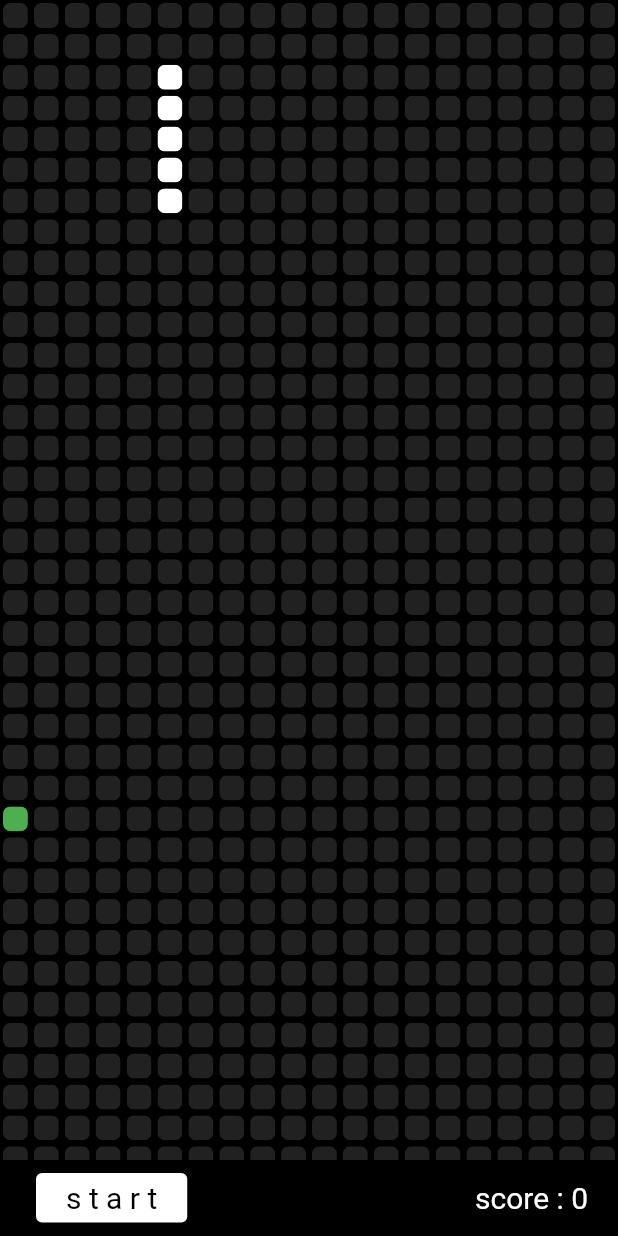
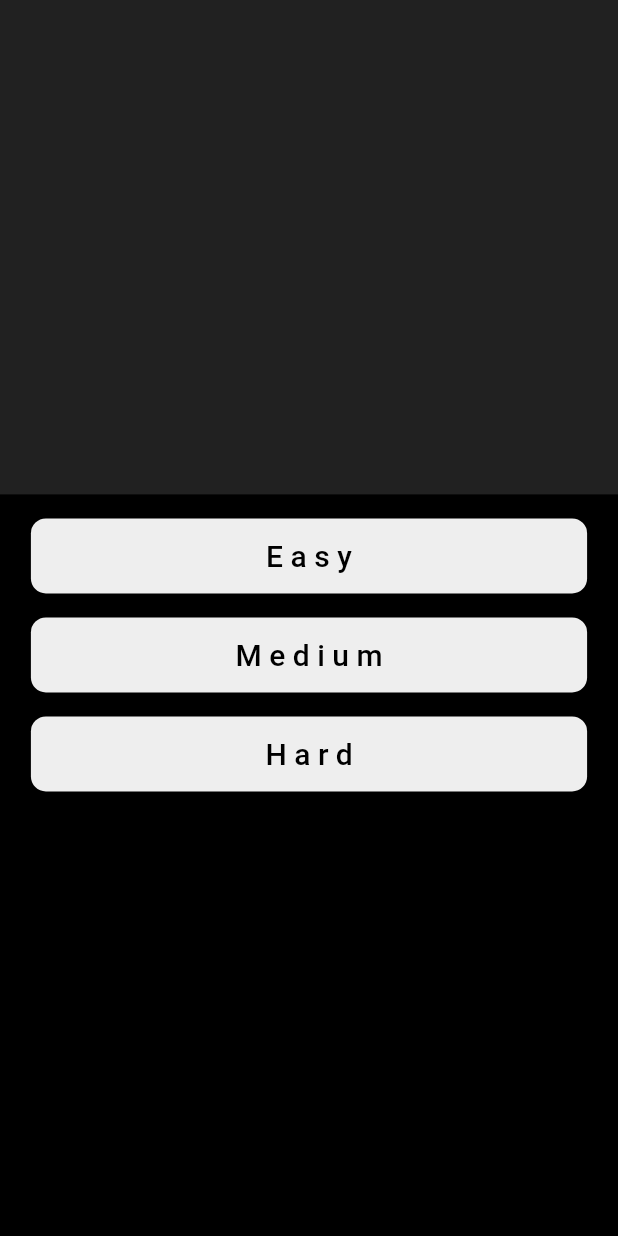
Before and after one commit to shubham0809200/Snake-Game, a Flutter app: the screen it shows after launch, on a phone screen of 412 x 824 dp. Run offline on Flutter 3.47's test engine with Material 2 defaults, Android fonts, the phone set to English and light mode, and no system bars.

Commit message:
added stage page

```diff
--- /dev/null
+++ b/lib/game/game_stage.dart
@@ -0,0 +1,65 @@
+import 'dart:ui';
+
+import 'package:flutter/material.dart';
+import 'package:snake_game/game/game.dart';
+
+class GameStage extends StatelessWidget {
+  const GameStage({Key? key}) : super(key: key);
+
+  @override
+  Widget build(BuildContext context) {
+    final _height = MediaQuery.of(context).size.height;
+    return Scaffold(
+      backgroundColor: Colors.black,
+      body: Column(
+        children: [
+          Container(
+            height: _height * 0.4,
+            color: Colors.grey[900],
+          ),
+          Padding(
+            padding: const EdgeInsets.all(8.0),
+            child: Column(
+              children: [
+                _level(context, 300, "Easy"),
+                _level(context, 200, "Medium"),
+                _level(context, 100, "Hard"),
+              ],
+            ),
+          )
+        ],
+      ),
+    );
+  }
+
+  _level(BuildContext context, int _speed, String levelName) {
+    return TextButton(
+      onPressed: () {
+        Navigator.of(context).pushReplacement(
+          MaterialPageRoute<void>(
+            builder: (BuildContext context) => Game(speed: _speed),
+          ),
+        );
+      },
+      child: Container(
+        height: 50,
+        width: MediaQuery.of(context).size.width * 0.9,
+        decoration: BoxDecoration(
+          borderRadius: BorderRadius.circular(10),
+          color: Colors.grey[200],
+        ),
+        child: Center(
+          child: Text(
+            levelName,
+            style: const TextStyle(
+              color: Colors.black,
+              fontWeight: FontWeight.w500,
+              fontSize: 20,
+              letterSpacing: 5,
+            ),
+          ),
+        ),
+      ),
+    );
+  }
+}
--- a/lib/main.dart
+++ b/lib/main.dart
@@ -1,5 +1,6 @@
 import 'package:flutter/material.dart';
-import 'package:snake_game/game/game.dart';
+import 'package:snake_game/game/game_stage.dart';
+import 'package:snake_game/splash_screen/splash_scree.dart';
 
 void main() {
   runApp(const MyApp());
@@ -16,7 +17,7 @@ class MyApp extends StatelessWidget {
         primarySwatch: Colors.blue,
       ),
       debugShowCheckedModeBanner: false,
-      home: const Game(),
+      home: const GameStage(),
     );
   }
 }
--- a/pubspec.yaml
+++ b/pubspec.yaml
@@ -30,6 +30,7 @@ dependencies:
   flutter:
     sdk: flutter
   screenshot: ^1.2.3
+  animated_splash_screen: ^1.1.0
 
 
   # The following adds the Cupertino Icons font to your application.
```
Also changed, not shown: lib/game/game.dart (+46 -15 lines), lib/splash_screen/splash_scree.dart (+12 -1 lines), pubspec.lock.
